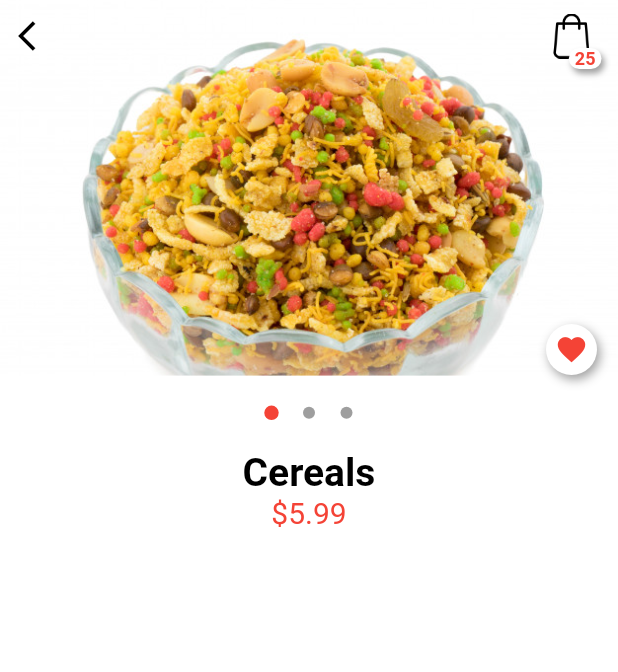
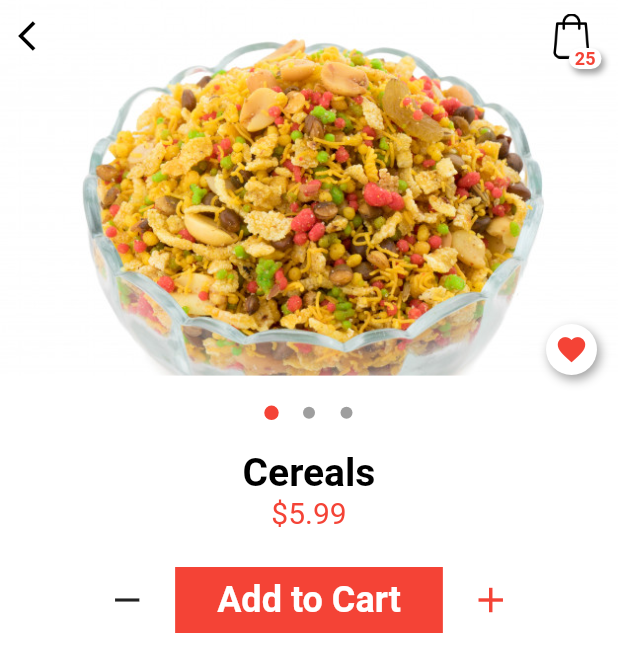
Before and after one commit to vedarths/chatapps, a Flutter app: the Details screen opened directly with sample values from the repository, on a phone screen of 412 x 824 dp. Shown: the top 672 px of the screen. Run offline on Flutter 3.47's test engine with Material 2 defaults, Android fonts, the phone set to English and light mode, and no system bars; Roboto replaces fonts that are missing (Monteserrat); project files that could hold a hidden picture were left out.

Commit message:
add too cart buttons

```diff
--- a/lib/src/screens/details.dart
+++ b/lib/src/screens/details.dart
@@ -121,7 +121,36 @@ class _DetailsState extends State<Details> {
                 )
             ),
             CustomText(text: widget.product.name, size: 26, weight: FontWeight.bold,),
-            CustomText(text: "\$" + widget.product.price.toString(), size: 20, weight: FontWeight.w400,color: RED,)
+            CustomText(text: "\$" + widget.product.price.toString(), size: 20, weight: FontWeight.w400,color: RED,),
+            SizedBox(
+              height: 15,
+            ),
+            Row(
+              mainAxisAlignment: MainAxisAlignment.center,
+              children: [
+                Padding(
+                  padding: const EdgeInsets.all(8.0),
+                  child: IconButton(icon: Icon(Icons.remove, size: 28,), onPressed: (){}),
+                ),
+                GestureDetector(
+                  onTap: () {},
+                  child: Container(
+                    decoration: BoxDecoration(
+                        color:RED
+                    ),
+                    child: Padding(
+                      padding: const EdgeInsets.fromLTRB(28, 8 ,28 ,8),
+                      child: CustomText(text: 'Add to Cart', color: WHITE, size: 24, weight: FontWeight.w600,),
+                    ),
+                  ),
+                ),
+                Padding(
+                  padding: const EdgeInsets.all(8.0),
+                  child: IconButton(icon: Icon(Icons.add, size: 28, color: RED,), onPressed: (){}),
+                ),
+              ],
+            ),
+
           ],
         ),
       ),
```
